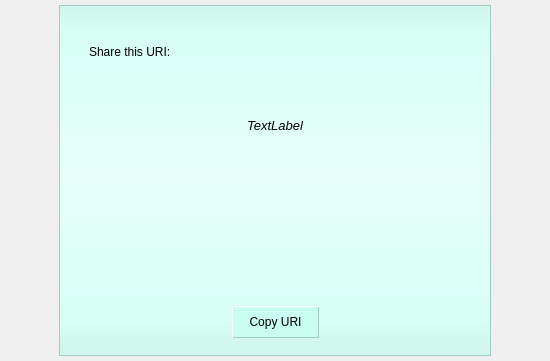
Before: the Qt Designer form CLIENT/GUI/ui/gui_uri.ui in GiuliCler/GIMPteam, drawn with Qt 5.
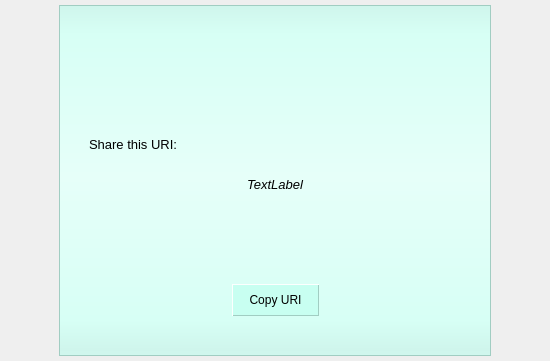
After: the same form once the commit is applied.

The edit to the form file:
```diff
--- a/CLIENT/GUI/ui/gui_uri.ui
+++ b/CLIENT/GUI/ui/gui_uri.ui
@@ -83,7 +83,7 @@
    </item>
    <item row="0" column="1">
     <widget class="QWidget" name="backgroundWidget" native="true">
-     <layout class="QVBoxLayout" name="verticalLayout_3" stretch="3,1,3">
+     <layout class="QVBoxLayout" name="verticalLayout_3" stretch="5,0,1,0,1">
       <property name="spacing">
        <number>25</number>
       </property>
@@ -99,6 +99,19 @@
       <property name="bottomMargin">
        <number>18</number>
       </property>
+      <item>
+       <spacer name="verticalSpacer_2">
+        <property name="orientation">
+         <enum>Qt::Vertical</enum>
+        </property>
+        <property name="sizeHint" stdset="0">
+         <size>
+          <width>20</width>
+          <height>40</height>
+         </size>
+        </property>
+       </spacer>
+      </item>
       <item>
        <layout class="QVBoxLayout" name="verticalLayout">
         <property name="spacing">
@@ -106,6 +119,11 @@
         </property>
         <item>
          <widget class="QLabel" name="label">
+          <property name="font">
+           <font>
+            <pointsize>10</pointsize>
+           </font>
+          </property>
           <property name="cursor">
            <cursorShape>IBeamCursor</cursorShape>
           </property>
@@ -191,6 +209,11 @@
         </item>
         <item row="0" column="1">
          <widget class="QLabel" name="copiedLabel">
+          <property name="font">
+           <font>
+            <pointsize>9</pointsize>
+           </font>
+          </property>
           <property name="text">
            <string/>
           </property>
@@ -201,6 +224,19 @@
         </item>
        </layout>
       </item>
+      <item>
+       <spacer name="verticalSpacer_3">
+        <property name="orientation">
+         <enum>Qt::Vertical</enum>
+        </property>
+        <property name="sizeHint" stdset="0">
+         <size>
+          <width>20</width>
+          <height>40</height>
+         </size>
+        </property>
+       </spacer>
+      </item>
      </layout>
     </widget>
    </item>
```
